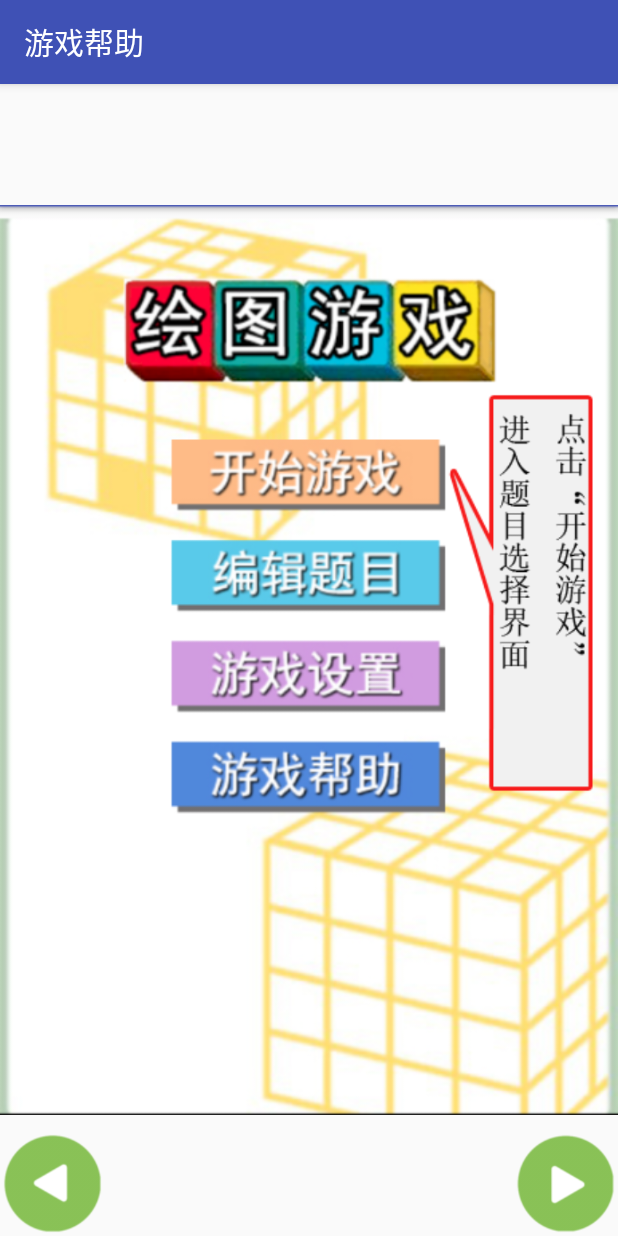
After one commit to bencq/PaintGame, an Android app: the GameHelpActivity screen opened directly, with no data from a screen before it, on a phone screen of 412 x 824 dp. The commit adds this screen. Run offline under Robolectric (Android 15) with nearby library versions, the phone set to English and light mode, and no system bars.

Commit message:
game help setting

```diff
--- a/app/src/main/AndroidManifest.xml
+++ b/app/src/main/AndroidManifest.xml
@@ -23,7 +23,8 @@
         <activity android:name=".PlayGameActivity" />
         <activity android:name=".deprecated.AddProblemActivity" />
         <activity android:name=".DesignProblemActivity" />
-        <activity android:name=".SettingsActivity"></activity>
+        <activity android:name=".SettingsActivity"/>
+        <activity android:name=".GameHelpActivity"></activity>
     </application>
 
 </manifest>
--- /dev/null
+++ b/app/src/main/java/com/example/deep/paintgame/GameHelpActivity.java
@@ -0,0 +1,80 @@
+package com.example.deep.paintgame;
+
+import android.os.Bundle;
+import android.support.v7.app.AppCompatActivity;
+import android.view.View;
+import android.widget.Button;
+import android.widget.ImageView;
+
+/**
+ * Created by Eric Zhang on 2018/5/23.
+ */
+
+public class GameHelpActivity extends AppCompatActivity {
+
+    private int picture_number = 1 ;
+
+    ImageView imageview_help;
+
+    Button button_front;
+    Button button_next;
+
+    protected void onCreate(Bundle savedInstanceState) {
+        super.onCreate(savedInstanceState);
+        setContentView(R.layout.activity_help);
+
+        setTitle("游戏帮助");
+
+        imageview_help = (ImageView) findViewById(R.id.imageView_help);
+        button_front = (Button) findViewById(R.id.button_front);
+        button_next = (Button) findViewById(R.id.button_next);
+
+        button_front.setOnClickListener(new View.OnClickListener() {
+            @Override
+            public void onClick(View v) {
+                if( picture_number != 1)
+                    picture_number--;
+                ChangePicture();
+            }
+        });
+
+        button_next.setOnClickListener(new View.OnClickListener() {
+            @Override
+            public void onClick(View v) {
+                if( picture_number != 8)
+                    picture_number++;
+                ChangePicture();
+            }
+        });
+    }
+
+    protected void ChangePicture(){
+        switch (picture_number){
+            case 1:
+                imageview_help.setImageDrawable(getResources().getDrawable(R.drawable.help_home_start));
+                break;
+            case 2:
+                imageview_help.setImageDrawable(getResources().getDrawable(R.drawable.help_begin));
+                break;
+            case 3:
+                imageview_help.setImageDrawable(getResources().getDrawable(R.drawable.help_play));
+                break;
+            case 4:
+                imageview_help.setImageDrawable(getResources().getDrawable(R.drawable.help_explanation));
+                break;
+            case 5:
+                imageview_help.setImageDrawable(getResources().getDrawable(R.drawable.help_end));
+                break;
+            case 6:
+                imageview_help.setImageDrawable(getResources().getDrawable(R.drawable.help_home_edit));
+                break;
+            case 7:
+                imageview_help.setImageDrawable(getResources().getDrawable(R.drawable.help_edit));
+                break;
+            case 8:
+                imageview_help.setImageDrawable(getResources().getDrawable(R.drawable.help_create));
+                break;
+            default:
+        }
+    }
+}
--- a/app/src/main/java/com/example/deep/paintgame/MainActivity.java
+++ b/app/src/main/java/com/example/deep/paintgame/MainActivity.java
@@ -47,8 +47,8 @@ public class MainActivity extends AppCompatActivity {
         imageButton_main_GameHelp.setOnClickListener(new View.OnClickListener() {
             @Override
             public void onClick(View view) {
-                //debug
-                // 启动游戏帮助Activity
+                Intent intent = new Intent(MainActivity.this, GameHelpActivity.class);
+                startActivity(intent);
             }
         });
 
--- /dev/null
+++ b/app/src/main/res/layout/activity_help.xml
@@ -0,0 +1,36 @@
+<?xml version="1.0" encoding="utf-8"?>
+
+<android.support.constraint.ConstraintLayout xmlns:android="http://schemas.android.com/apk/res/android"
+    xmlns:app="http://schemas.android.com/apk/res-auto"
+    xmlns:tools="http://schemas.android.com/tools"
+    android:layout_width="match_parent"
+    android:layout_height="match_parent"
+    tools:context="com.example.deep.paintgame.MainActivity">
+
+
+    <ImageView
+        android:id="@+id/imageView_help"
+        android:layout_width="0dp"
+        android:layout_height="0dp"
+        app:layout_constraintBottom_toBottomOf="parent"
+        app:layout_constraintEnd_toEndOf="parent"
+        app:layout_constraintStart_toStartOf="parent"
+        app:layout_constraintTop_toTopOf="parent"
+        app:srcCompat="@drawable/help_home_start" />
+
+    <Button
+        android:id="@+id/button_front"
+        android:layout_width="70dp"
+        android:layout_height="70dp"
+        android:background="@drawable/left"
+        app:layout_constraintBottom_toBottomOf="parent"
+        app:layout_constraintStart_toStartOf="parent" />
+
+    <Button
+        android:id="@+id/button_next"
+        android:layout_width="70dp"
+        android:layout_height="70dp"
+        android:background="@drawable/right"
+        app:layout_constraintBottom_toBottomOf="parent"
+        app:layout_constraintEnd_toEndOf="parent" />
+</android.support.constraint.ConstraintLayout>
```
Also changed, not shown: app/src/main/res/drawable/help_begin.png (added), app/src/main/res/drawable/help_create.png (added), app/src/main/res/drawable/help_edit.png (added), app/src/main/res/drawable/help_end.png (added), app/src/main/res/drawable/help_explanation.png (added), app/src/main/res/drawable/help_home.png (added), app/src/main/res/drawable/help_home_edit.png (added), app/src/main/res/drawable/help_home_start.png (added), app/src/main/res/drawable/help_play.png (added), app/src/main/res/drawable/left.png (added), app/src/main/res/drawable/right.png (added).
